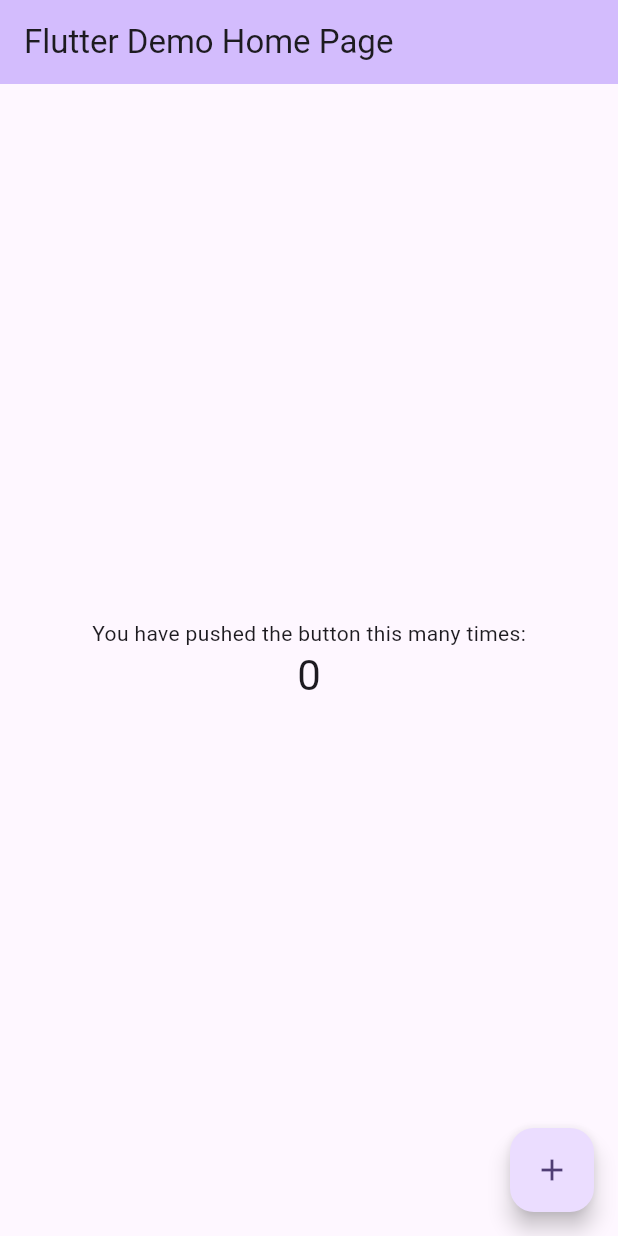
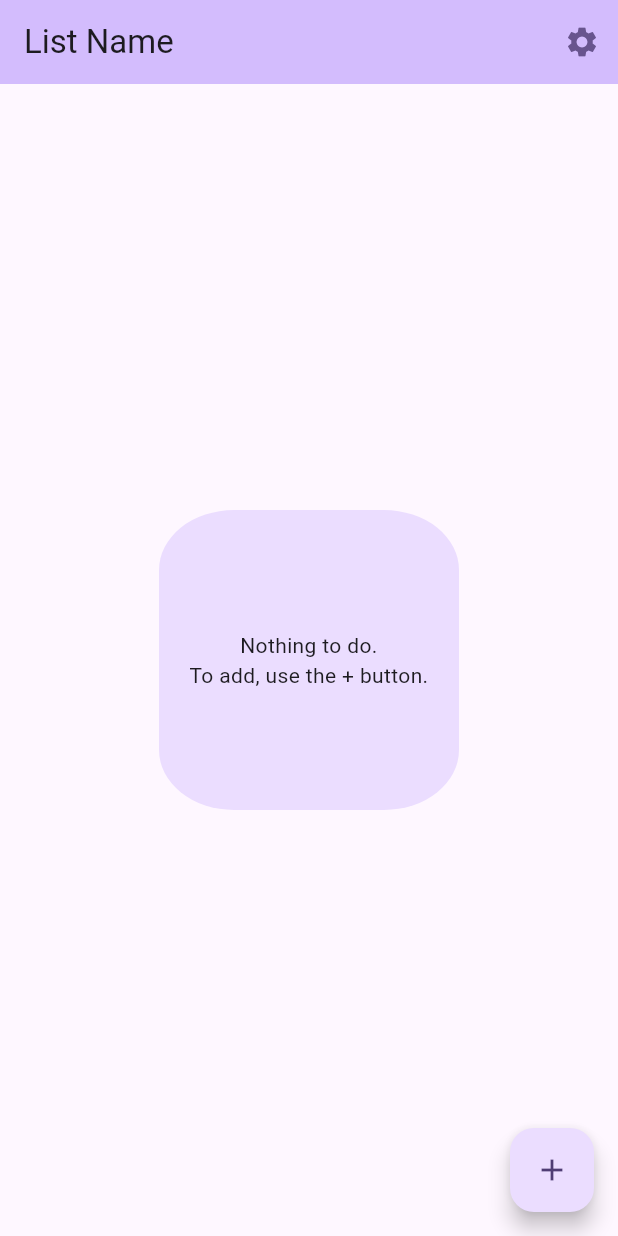
Before and after one commit to Nigel-Karunaratne/simple_todo, a Flutter app: the screen it shows after launch, on a phone screen of 412 x 824 dp. Run offline on Flutter 3.47's test engine with Material 3 defaults, Android fonts, the phone set to English and light mode, and no system bars.

Commit message:
Add basic layout

```diff
--- a/lib/main.dart
+++ b/lib/main.dart
@@ -6,120 +6,71 @@ void main() {
 
 class MyApp extends StatelessWidget {
   const MyApp({super.key});
-
-  // This widget is the root of your application.
   @override
   Widget build(BuildContext context) {
     return MaterialApp(
+      debugShowCheckedModeBanner: false,
       title: 'Flutter Demo',
       theme: ThemeData(
-        // This is the theme of your application.
-        //
-        // TRY THIS: Try running your application with "flutter run". You'll see
-        // the application has a purple toolbar. Then, without quitting the app,
-        // try changing the seedColor in the colorScheme below to Colors.green
-        // and then invoke "hot reload" (save your changes or press the "hot
-        // reload" button in a Flutter-supported IDE, or press "r" if you used
-        // the command line to start the app).
-        //
-        // Notice that the counter didn't reset back to zero; the application
-        // state is not lost during the reload. To reset the state, use hot
-        // restart instead.
-        //
-        // This works for code too, not just values: Most code changes can be
-        // tested with just a hot reload.
         colorScheme: ColorScheme.fromSeed(seedColor: Colors.deepPurple),
         useMaterial3: true,
       ),
-      home: const MyHomePage(title: 'Flutter Demo Home Page'),
+      home: const TodoListView(),
     );
   }
 }
 
-class MyHomePage extends StatefulWidget {
-  const MyHomePage({super.key, required this.title});
-
-  // This widget is the home page of your application. It is stateful, meaning
-  // that it has a State object (defined below) that contains fields that affect
-  // how it looks.
-
-  // This class is the configuration for the state. It holds the values (in this
-  // case the title) provided by the parent (in this case the App widget) and
-  // used by the build method of the State. Fields in a Widget subclass are
-  // always marked "final".
-
-  final String title;
+class TodoListView extends StatefulWidget {
+  const TodoListView({super.key});
 
   @override
-  State<MyHomePage> createState() => _MyHomePageState();
+  State<TodoListView> createState() => _TodoListViewState();
 }
 
-class _MyHomePageState extends State<MyHomePage> {
-  int _counter = 0;
+class _TodoListViewState extends State<TodoListView> {
+  @override
+  Widget build(BuildContext context) {
+    return Scaffold(
+      backgroundColor: Theme.of(context).colorScheme.background,
+      appBar: AppBar(
+        title: const Text("List Name"),
+        backgroundColor: Theme.of(context).colorScheme.inversePrimary,
+        actions: [
+          IconButton(
+            onPressed: (){},
+            icon: Icon(Icons.settings, color: Theme.of(context).colorScheme.primary,)
+          )
+        ],
+      ),
+      floatingActionButton: FloatingActionButton(
+        onPressed: (){},
+        child: const Icon(Icons.add),
+      ),
+      body: NothingToSee(),
+    );
+  }
+}
 
-  void _incrementCounter() {
-    setState(() {
-      // This call to setState tells the Flutter framework that something has
-      // changed in this State, which causes it to rerun the build method below
-      // so that the display can reflect the updated values. If we changed
-      // _counter without calling setState(), then the build method would not be
-      // called again, and so nothing would appear to happen.
-      _counter++;
-    });
-  }
+class NothingToSee extends StatelessWidget {
+  const NothingToSee({super.key});
 
   @override
   Widget build(BuildContext context) {
-    // This method is rerun every time setState is called, for instance as done
-    // by the _incrementCounter method above.
-    //
-    // The Flutter framework has been optimized to make rerunning build methods
-    // fast, so that you can just rebuild anything that needs updating rather
-    // than having to individually change instances of widgets.
-    return Scaffold(
-      appBar: AppBar(
-        // TRY THIS: Try changing the color here to a specific color (to
-        // Colors.amber, perhaps?) and trigger a hot reload to see the AppBar
-        // change color while the other colors stay the same.
-        backgroundColor: Theme.of(context).colorScheme.inversePrimary,
-        // Here we take the value from the MyHomePage object that was created by
-        // the App.build method, and use it to set our appbar title.
-        title: Text(widget.title),
-      ),
-      body: Center(
-        // Center is a layout widget. It takes a single child and positions it
-        // in the middle of the parent.
-        child: Column(
-          // Column is also a layout widget. It takes a list of children and
-          // arranges them vertically. By default, it sizes itself to fit its
-          // children horizontally, and tries to be as tall as its parent.
-          //
-          // Column has various properties to control how it sizes itself and
-          // how it positions its children. Here we use mainAxisAlignment to
-          // center the children vertically; the main axis here is the vertical
-          // axis because Columns are vertical (the cross axis would be
-          // horizontal).
-          //
-          // TRY THIS: Invoke "debug painting" (choose the "Toggle Debug Paint"
-          // action in the IDE, or press "p" in the console), to see the
-          // wireframe for each widget.
-          mainAxisAlignment: MainAxisAlignment.center,
-          children: <Widget>[
-            const Text(
-              'You have pushed the button this many times:',
-            ),
-            Text(
-              '$_counter',
-              style: Theme.of(context).textTheme.headlineMedium,
-            ),
-          ],
+    return Center(
+      child: Container(
+        width: 200,
+        height: 200,
+        decoration: BoxDecoration(
+          color: Theme.of(context).colorScheme.primaryContainer,
+          borderRadius: const BorderRadius.all(Radius.elliptical(50, 40))
+        ),
+        child: const Center(
+          child: Text(
+            "Nothing to do.\nTo add, use the + button.",
+            textAlign: TextAlign.center,
+          )
         ),
       ),
-      floatingActionButton: FloatingActionButton(
-        onPressed: _incrementCounter,
-        tooltip: 'Increment',
-        child: const Icon(Icons.add),
-      ), // This trailing comma makes auto-formatting nicer for build methods.
     );
   }
 }
```
